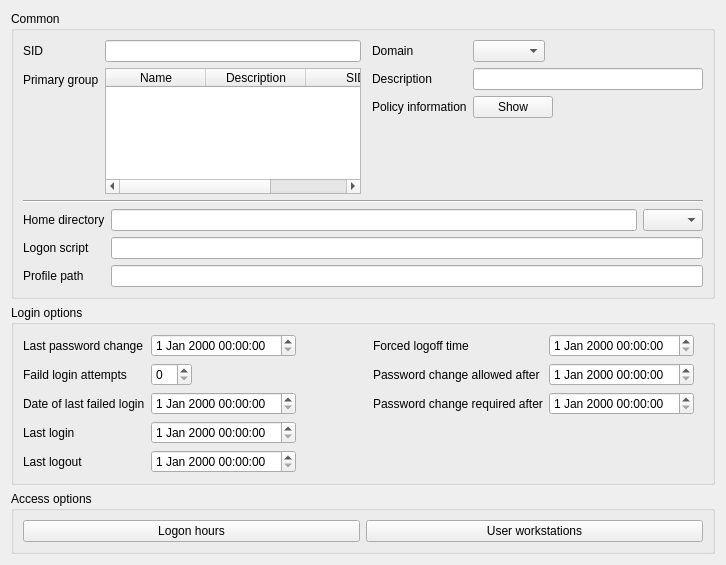
The window that agent/src/clacks/agent/data/templates/default/user-samba.ui (gonicus/clacks) describes before a commit, drawn with Qt 5.
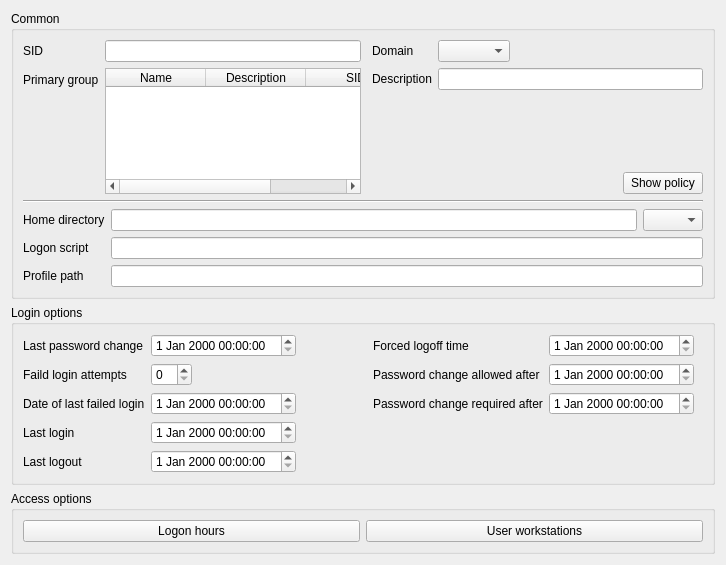
The same window after the commit. Icons and pictures are not drawn.

```diff
--- a/agent/src/clacks/agent/data/templates/default/user-samba.ui
+++ b/agent/src/clacks/agent/data/templates/default/user-samba.ui
@@ -122,22 +122,45 @@
           <item row="1" column="1">
            <widget class="QLineEdit" name="descriptionEdit"/>
           </item>
-          <item row="2" column="0">
-           <widget class="QLabel" name="label">
-            <property name="text">
-             <string>Policy information</string>
-            </property>
-           </widget>
-          </item>
           <item row="2" column="1">
-           <widget class="QPushButton" name="pushButton">
-            <property name="text">
-             <string>Show</string>
+           <spacer name="verticalSpacer_2">
+            <property name="orientation">
+             <enum>Qt::Vertical</enum>
             </property>
-            <property name="dialog" stdset="0">
-             <string>sambaDomainInfo</string>
+            <property name="sizeHint" stdset="0">
+             <size>
+              <width>20</width>
+              <height>40</height>
+             </size>
             </property>
-           </widget>
+           </spacer>
+          </item>
+          <item row="3" column="1">
+           <layout class="QHBoxLayout" name="horizontalLayout_5">
+            <item>
+             <spacer name="horizontalSpacer_3">
+              <property name="orientation">
+               <enum>Qt::Horizontal</enum>
+              </property>
+              <property name="sizeHint" stdset="0">
+               <size>
+                <width>40</width>
+                <height>20</height>
+               </size>
+              </property>
+             </spacer>
+            </item>
+            <item>
+             <widget class="QPushButton" name="pushButton">
+              <property name="text">
+               <string>Show policy</string>
+              </property>
+              <property name="dialog" stdset="0">
+               <string notr="true">sambaDomainInfo</string>
+              </property>
+             </widget>
+            </item>
+           </layout>
           </item>
          </layout>
         </item>
```
Left out of the diff: 4 changed lines with no effect on the pictures.
